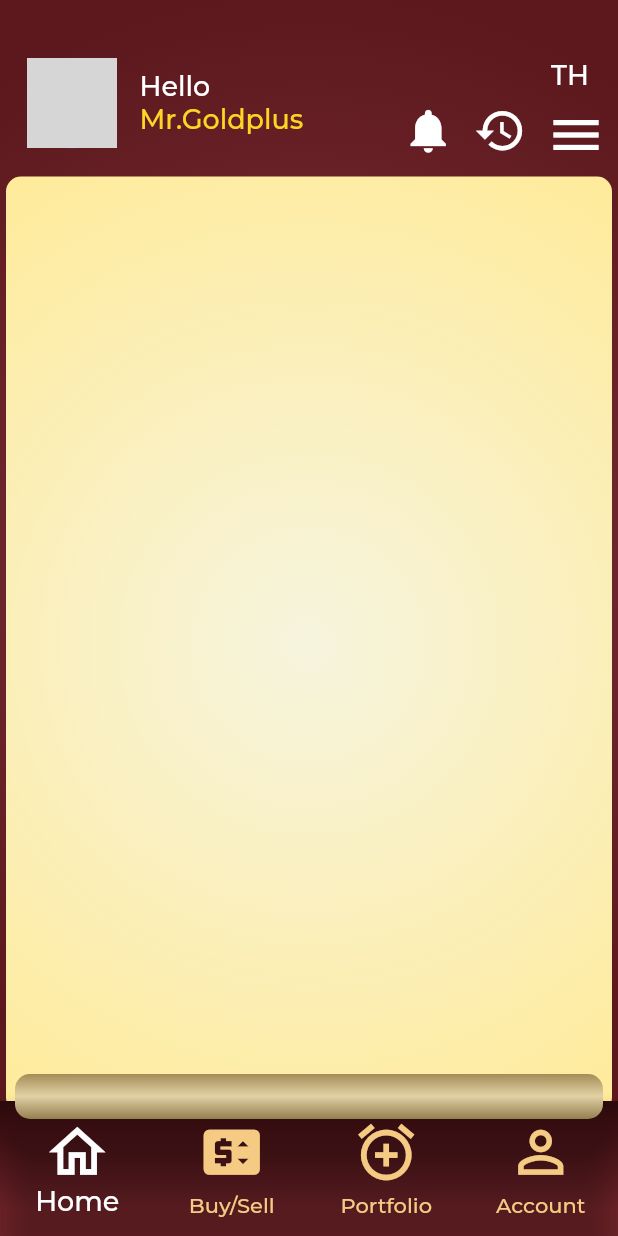
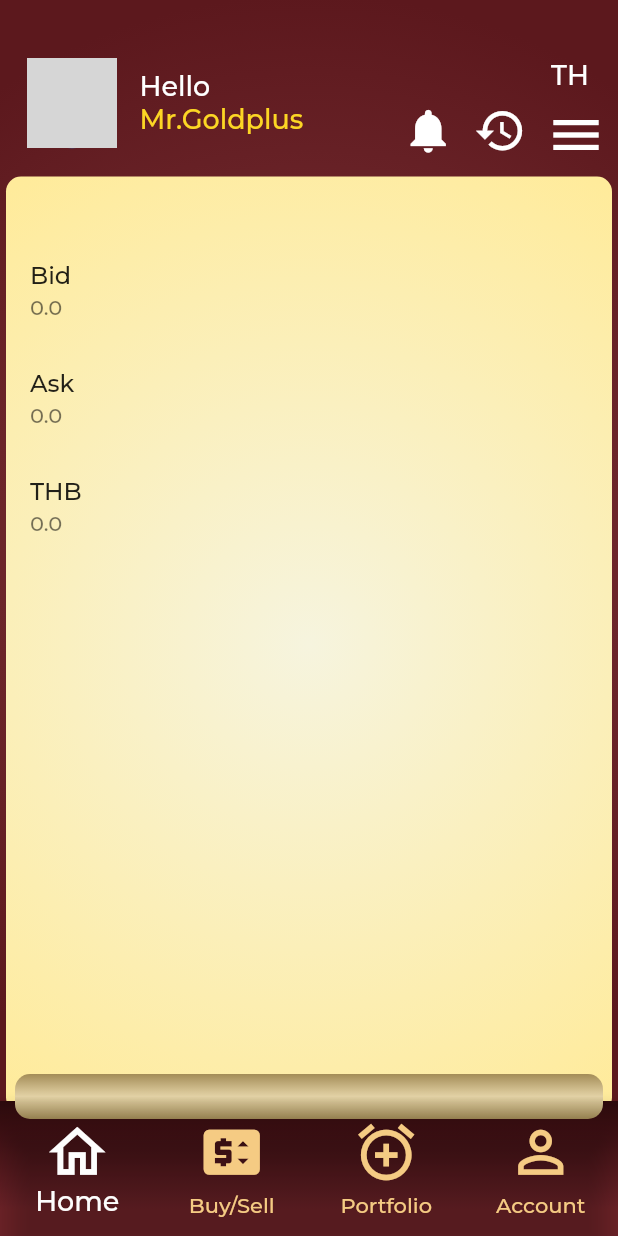
Before and after one commit to LeeCherry731/fintech_v1, a Flutter app: the screen it shows after launch, on a phone screen of 412 x 824 dp. Run offline on Flutter 3.47's test engine with Material 2 defaults, Android fonts, the phone set to English and light mode, and no system bars; our stand-ins replace get, socket_io_client; network calls fail; grey boxes are pictures that could not be loaded.

Commit message:
create price controller and show data

```diff
--- a/lib/features/home/screens/test_socket.dart
+++ b/lib/features/home/screens/test_socket.dart
@@ -1,6 +1,12 @@
+import 'dart:async';
+
+import 'package:fintech_v1/features/models/trader_price.dart';
+import 'package:fintech_v1/features/services/trader_price_controller.dart';
+import 'package:flutter/material.dart';
 import 'package:flutter/src/widgets/container.dart';
 import 'package:flutter/src/widgets/framework.dart';
-import 'package:socket_io_client/socket_io_client.dart' as IO;
+import 'package:flutter/widgets.dart';
+import 'package:get/get.dart';
 
 class TestSocket extends StatefulWidget {
   const TestSocket({super.key});
@@ -10,35 +16,44 @@ class TestSocket extends StatefulWidget {
 }
 
 class _TestSocketState extends State<TestSocket> {
-  late IO.Socket socket;
+  final traderPriceController = Get.put(TraderPriceController());
 
   @override
   void initState() {
     // TODO: implement initState
     super.initState();
-    connect();
+
+    traderPriceController.connect();
+    Timer(
+      Duration(seconds: 3),
+      () => null,
+    );
   }
 
   @override
   void dispose() {
     // TODO: implement dispose
     super.dispose();
-    socket.disconnect();
-  }
-
-  void connect() {
-    socket = IO.io("http://203.154.83.135:25551", <String, dynamic>{
-      "transports": ["websocket"],
-      "autoConnect": false,
-    });
-    socket.connect();
-    socket.onConnect((data) => print("Socket connected"));
-    print(socket.connected);
-    // socket.emit("test", "hello world");
+    traderPriceController.disconnect();
   }
 
   @override
   Widget build(BuildContext context) {
-    return Container();
+    return ListView(
+      children: [
+        ListTile(
+          title: const Text("Bid"),
+          subtitle: Text(traderPriceController.traderPrice.bid.toString()),
+        ),
+        ListTile(
+          title: const Text("Ask"),
+          subtitle: Text(traderPriceController.traderPrice.ask.toString()),
+        ),
+        ListTile(
+          title: const Text("THB"),
+          subtitle: Text(traderPriceController.traderPrice.thb.toString()),
+        ),
+      ],
+    );
   }
 }
--- a/lib/features/home/widgets/ListProfileInfo.dart
+++ b/lib/features/home/widgets/ListProfileInfo.dart
@@ -101,8 +101,7 @@ class ListProfileInfo extends StatelessWidget {
           ),
         ),
         Center(
-          child: SingleChildScrollView(
-              child: Container(
+          child: Container(
             padding: const EdgeInsets.only(top: 40),
             width: MediaQuery.of(context).size.width - 8,
             height: MediaQuery.of(context).size.height - 200,
@@ -114,7 +113,7 @@ class ListProfileInfo extends StatelessWidget {
               ], radius: 0.9),
             ),
             child: widget,
-          )),
+          ),
         ),
       ],
     );
--- /dev/null
+++ b/lib/features/models/trader_price.dart
@@ -0,0 +1,43 @@
+class TraderPrice {
+  double bid;
+  double ask;
+  double ask99Bg1;
+  double bid99Bg1;
+  double ask96Bg1;
+  double bid96Bg1;
+  double thb;
+  double askAss;
+  double bidAss;
+  String status;
+  double spotno;
+
+  TraderPrice({
+    required this.bid,
+    required this.ask,
+    required this.ask99Bg1,
+    required this.bid99Bg1,
+    required this.ask96Bg1,
+    required this.bid96Bg1,
+    required this.thb,
+    required this.askAss,
+    required this.bidAss,
+    required this.status,
+    required this.spotno,
+  });
+
+  factory TraderPrice.fromJson(Map<String, dynamic> json) {
+    return TraderPrice(
+      bid: json['bid'],
+      ask: json['ask'],
+      ask99Bg1: json['ask99Bg1'],
+      bid99Bg1: json['bid99Bg1'],
+      ask96Bg1: json['ask96Bg1'],
+      bid96Bg1: json['bid96Bg1'],
+      thb: json['thb'],
+      askAss: json['askAss'],
+      bidAss: json['bidAss'],
+      status: json['status'],
+      spotno: json['spotno'],
+    );
+  }
+}
--- /dev/null
+++ b/lib/features/services/trader_price_controller.dart
@@ -0,0 +1,43 @@
+import 'dart:convert';
+
+import 'package:fintech_v1/features/models/trader_price.dart';
+import 'package:get/get.dart';
+import 'package:socket_io_client/socket_io_client.dart' as IO;
+
+class TraderPriceController extends GetxController {
+  late IO.Socket socket;
+  late TraderPrice traderPrice = TraderPrice(
+      bid: 0,
+      ask: 0,
+      ask99Bg1: 0,
+      bid99Bg1: 0,
+      ask96Bg1: 0,
+      bid96Bg1: 0,
+      thb: 0,
+      askAss: 0,
+      bidAss: 0,
+      status: 'pending',
+      spotno: 0);
+
+  void connect() {
+    socket = IO.io("http://203.154.83.135:25551", <String, dynamic>{
+      "transports": ["websocket"],
+      "autoConnect": false,
+    });
+    socket.connect();
+    socket.onConnect((data) => print("Socket connected"));
+    print(socket.connected);
+    // socket.emit("test", "hello world");
+    socket.on("traderprice", (data) {
+      print("change price!!!");
+
+      traderPrice = TraderPrice.fromJson(data);
+      // print(data['bid'].toString());
+      update();
+    });
+  }
+
+  void disconnect() {
+    socket.disconnect();
+  }
+}
--- a/lib/main.dart
+++ b/lib/main.dart
@@ -5,6 +5,7 @@
 import 'package:fintech_v1/router.dart';
 import 'package:flutter/material.dart';
 import 'package:flutter/services.dart';
+import 'package:get/route_manager.dart';
 
 void main() {
   SystemChrome.setSystemUIOverlayStyle(
@@ -17,7 +18,7 @@
 
   @override
   Widget build(BuildContext context) {
-    return MaterialApp(
+    return GetMaterialApp(
       debugShowCheckedModeBanner: false,
       title: 'Flutter Demo',
       theme: ThemeData(
--- a/pubspec.yaml
+++ b/pubspec.yaml
@@ -13,6 +13,7 @@ dependencies:
 
   cupertino_icons: ^1.0.2
   socket_io_client: ^2.0.0
+  get: ^4.6.5
 
 dev_dependencies:
   flutter_test:
```
Also changed, not shown: lib/features/home/screens/home_trader_price.dart (added), pubspec.lock.
